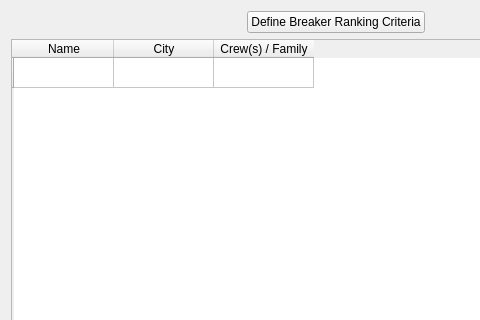
Tobxon/BBoyBattleManager, file B3M_GUI/src/ParticipantsDialog.ui: the form before one commit; both pictures show x 0 to 480 and y 0 to 320 of the 672 by 535 pixel window.
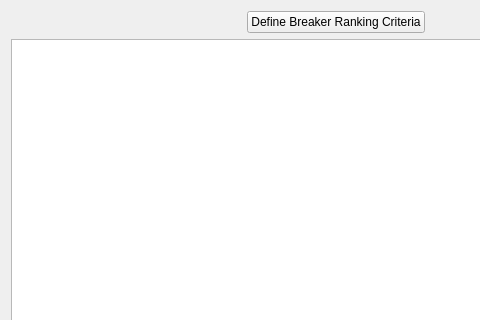
The form after the commit.

Commit message:
ParticipantsDialog: added model for the data access
Currently the model is showing some static hard coded data.
One of the next steps is to connect this data to an internal database and make the table able to edit this data, too.

The edit to the form file:
```diff
--- a/B3M_GUI/src/ParticipantsDialog.ui
+++ b/B3M_GUI/src/ParticipantsDialog.ui
@@ -52,28 +52,7 @@
     </layout>
    </item>
    <item>
-    <widget class="QTableWidget" name="breakerTable">
-     <row>
-      <property name="text">
-       <string/>
-      </property>
-     </row>
-     <column>
-      <property name="text">
-       <string>Name</string>
-      </property>
-     </column>
-     <column>
-      <property name="text">
-       <string>City</string>
-      </property>
-     </column>
-     <column>
-      <property name="text">
-       <string>Crew(s) / Family</string>
-      </property>
-     </column>
-    </widget>
+    <widget class="QTableView" name="participantsTable"/>
    </item>
   </layout>
  </widget>
```
Left out of the diff: 22 changed lines with no effect on the pictures. The commit also changes 3 other files.
